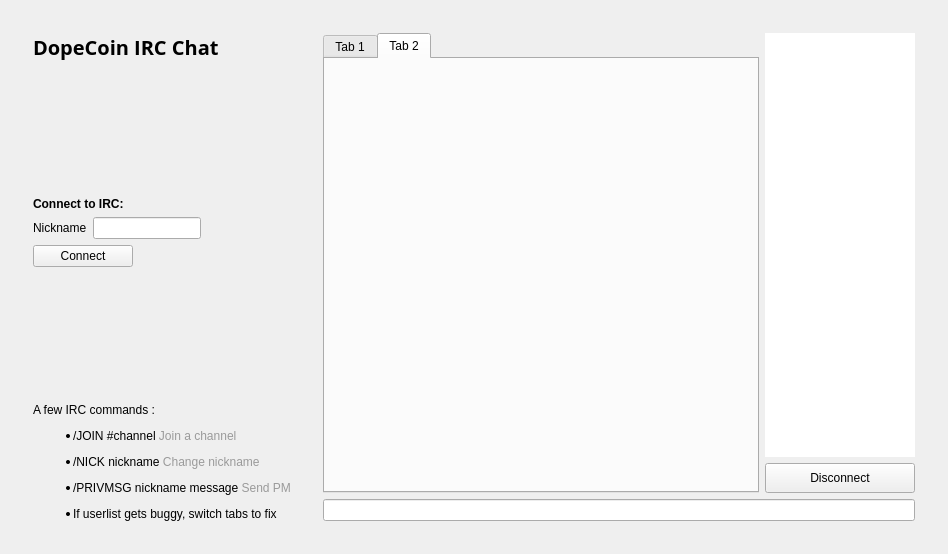
Before: the Qt Designer form src/qt/forms/chatwindow.ui in Quadmium/DopeCoinV3, drawn with Qt 5.
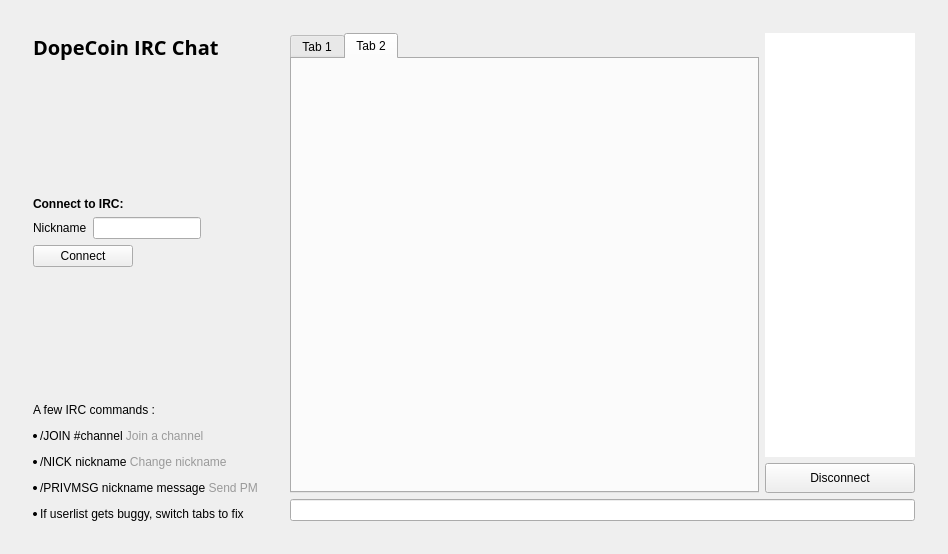
After: the same form once the commit is applied.

Commit message:
Move chat help to the left
Moves the commands under the connect button to the left a bit.

What changed in the file:
```diff
--- a/src/qt/forms/chatwindow.ui
+++ b/src/qt/forms/chatwindow.ui
@@ -119,7 +119,7 @@
          <item row="7" column="0" colspan="2">
           <widget class="QLabel" name="label">
            <property name="text">
-            <string>&lt;html&gt;&lt;head/&gt;&lt;body&gt;&lt;p&gt;A few IRC commands :&lt;/p&gt;&lt;ul style=&quot;margin-top: 0px; margin-bottom: 0px; margin-left: 0px; margin-right: 0px; -qt-list-indent: 1;&quot;&gt;&lt;li style=&quot; margin-top:12px; margin-bottom:12px; margin-left:0px; margin-right:0px; -qt-block-indent:0; text-indent:0px;&quot;&gt;/JOIN #channel &lt;span style=&quot; color:#9a9a9a;&quot;&gt;Join a channel&lt;/span&gt;&lt;/li&gt;&lt;li style=&quot; margin-top:12px; margin-bottom:12px; margin-left:0px; margin-right:0px; -qt-block-indent:0; text-indent:0px;&quot;&gt;/NICK nickname &lt;span style=&quot; color:#9a9a9a;&quot;&gt;Change nickname&lt;/span&gt;&lt;/li&gt;&lt;li style=&quot; margin-top:12px; margin-bottom:12px; margin-left:0px; margin-right:0px; -qt-block-indent:0; text-indent:0px;&quot;&gt;/PRIVMSG nickname message &lt;span style=&quot; color:#9a9a9a;&quot;&gt;Send PM &lt;/span&gt;&lt;/li&gt;&lt;li style=&quot; margin-top:0px; margin-bottom:0px; margin-left:0px; margin-right:0px; -qt-block-indent:0; text-indent:0px;&quot;&gt;If userlist gets buggy, switch tabs to fix&lt;/li&gt;&lt;/ul&gt;&lt;/body&gt;&lt;/html&gt;</string>
+            <string>&lt;html&gt;&lt;head/&gt;&lt;body&gt;&lt;p&gt;A few IRC commands :&lt;/p&gt;&lt;ul style=&quot;margin-top: 0px; margin-bottom: 0px; margin-left: 7px; margin-right: 0px; -qt-list-indent: 0;&quot;&gt;&lt;li style=&quot; margin-top:12px; margin-bottom:12px; margin-left:0px; margin-right:0px; -qt-block-indent:0; text-indent:0px;&quot;&gt;/JOIN #channel &lt;span style=&quot; color:#9a9a9a;&quot;&gt;Join a channel&lt;/span&gt;&lt;/li&gt;&lt;li style=&quot; margin-top:12px; margin-bottom:12px; margin-left:0px; margin-right:0px; -qt-block-indent:0; text-indent:0px;&quot;&gt;/NICK nickname &lt;span style=&quot; color:#9a9a9a;&quot;&gt;Change nickname&lt;/span&gt;&lt;/li&gt;&lt;li style=&quot; margin-top:12px; margin-bottom:12px; margin-left:0px; margin-right:0px; -qt-block-indent:0; text-indent:0px;&quot;&gt;/PRIVMSG nickname message &lt;span style=&quot; color:#9a9a9a;&quot;&gt;Send PM &lt;/span&gt;&lt;/li&gt;&lt;li style=&quot; margin-top:0px; margin-bottom:0px; margin-left:0px; margin-right:0px; -qt-block-indent:0; text-indent:0px;&quot;&gt;If userlist gets buggy, switch tabs to fix&lt;/li&gt;&lt;/ul&gt;&lt;/body&gt;&lt;/html&gt;</string>
            </property>
           </widget>
          </item>
```
